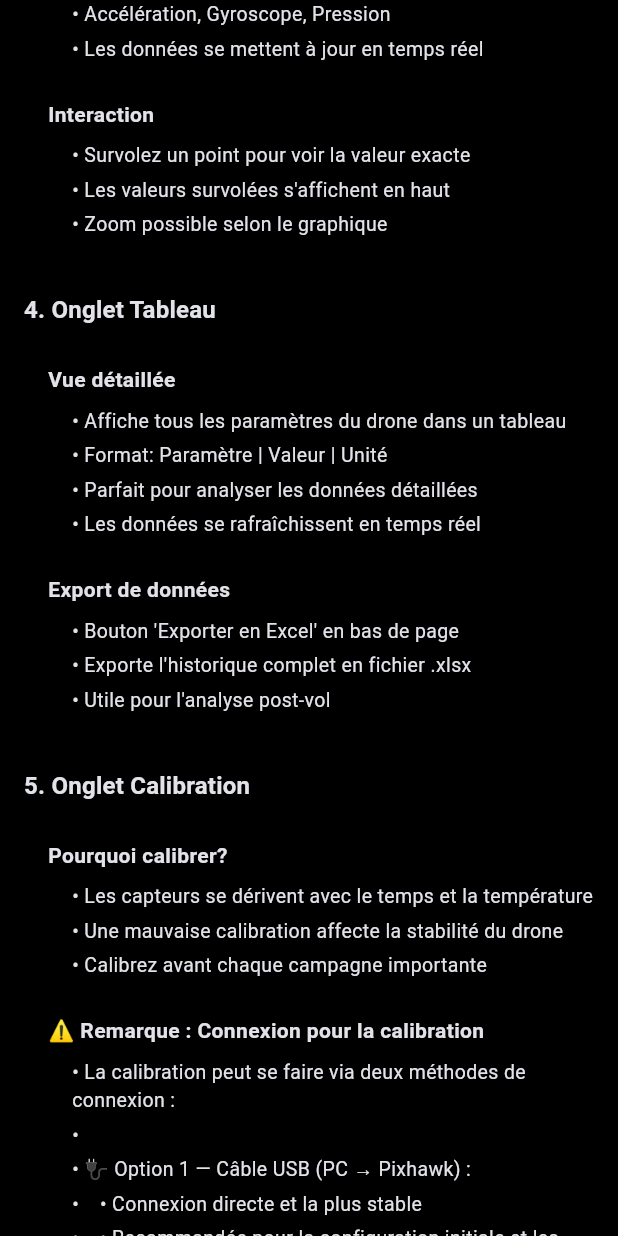
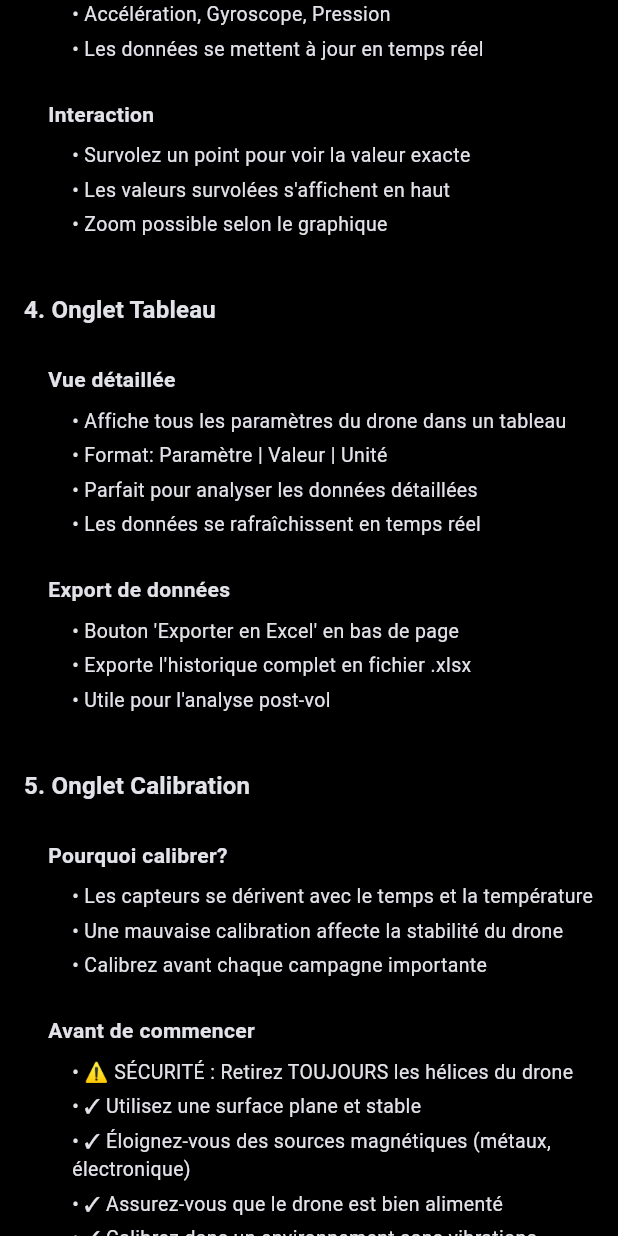
Before and after one commit to chancelier243/Drone_monitoring, a Flutter app: the HelpPage widget shown alone on an empty page, opened directly, scrolled down 3456 dp, on a phone screen of 412 x 824 dp. Run offline on Flutter 3.47's test engine with Material 3 defaults, Android fonts, the phone set to English and light mode, and no system bars; our stand-ins replace file_picker, fl_chart, share_plus; missing offline and left inert: excel; network calls fail.

Commit message:
description des modifications

```diff
--- a/lib/help_page.dart
+++ b/lib/help_page.dart
@@ -143,7 +143,7 @@ class HelpPage extends StatelessWidget {
                   [
                     "❌ 'Non connecté': Vérifiez l'URL et que le serveur est actif",
                     "❌ 'Timeout': Le serveur met trop de temps à répondre (8s max)",
-                    "❌ 'Reponse invalide': Le serveur retourne du HTML au lieu de JSON",
+                    "❌ 'Réponse invalide': Le serveur retourne du HTML au lieu de JSON",
                     "❌ 'Acces refuse (403)': L'URL est peut-être mal formatée",
                     "💡 Pour localtunnel: Visitez l'URL dans un navigateur d'abord",
                     "🔄 L'application réessaie automatiquement toutes les secondes",
@@ -255,25 +255,13 @@ class HelpPage extends StatelessWidget {
                   ],
                 ),
                 _buildSubsection(
-                  "⚠️ Remarque : Connexion pour la calibration",
+                  "Avant de commencer",
                   [
-                    "La calibration peut se faire via deux méthodes de connexion :",
-                    "",
-                    "🔌 Option 1 — Câble USB (PC → Pixhawk) :",
-                    "   • Connexion directe et la plus stable",
-                    "   • Recommandée pour la configuration initiale et les calibrations",
-                    "   • Débit élevé, pas de risque de perte de signal",
-                    "   • Baud rate : 115200",
-                    "",
-                    "📡 Option 2 — Module de télémétrie (Émetteur-Récepteur) :",
-                    "   • Connexion sans fil, utile sur le terrain",
-                    "   • Fonctionne comme un câble USB virtuel une fois configuré",
-                    "   • Baud rate : 57600 (par défaut)",
-                    "   • Assurez-vous que le lien radio est stable avant de calibrer",
-                    "",
-                    "✅ Recommandation : Utilisez le câble USB pour les calibrations initiales et critiques. Le module télémétrie peut être utilisé pour des ajustements rapides sur le terrain si le signal est stable.",
-                    "",
-                    "⚠️ Sécurité : Retirez TOUJOURS les hélices avant toute calibration, quelle que soit la méthode de connexion utilisée.",
+                    "⚠️ SÉCURITÉ : Retirez TOUJOURS les hélices du drone",
+                    "✓ Utilisez une surface plane et stable",
+                    "✓ Éloignez-vous des sources magnétiques (métaux, électronique)",
+                    "✓ Assurez-vous que le drone est bien alimenté",
+                    "✓ Calibrez dans un environnement sans vibrations externes",
                   ],
                 ),
                 _buildSubsection(
--- a/lib/telemetry_service.dart
+++ b/lib/telemetry_service.dart
@@ -134,12 +134,12 @@ class TelemetryService extends ChangeNotifier {
       }
     } on TimeoutException {
       isConnected = false;
-      errorMessage = "Connexion expiree (timeout 8s)";
+      errorMessage = "Connexion expirée (timeout 8s)";
       failedAttempts++;
       notifyListeners();
     } on FormatException {
       isConnected = false;
-      errorMessage = "Reponse invalide (pas du JSON). Verifiez l'URL.";
+      errorMessage = "Réponse invalide (pas du JSON). Vérifiez l'URL.";
       failedAttempts++;
       notifyListeners();
     } catch (e) {
@@ -149,7 +149,7 @@ class TelemetryService extends ChangeNotifier {
       if (msg.contains('SocketException') ||
           msg.contains('Connection refused')) {
         errorMessage =
-            "Serveur injoignable. Verifiez l'URL et que le serveur tourne.";
+            "Serveur injoignable. Vérifiez l'URL et que le serveur tourne.";
       } else if (msg.contains('HandshakeException') ||
           msg.contains('CERTIFICATE')) {
         errorMessage = "Erreur SSL/HTTPS. Essayez avec http:// a la place.";
```
